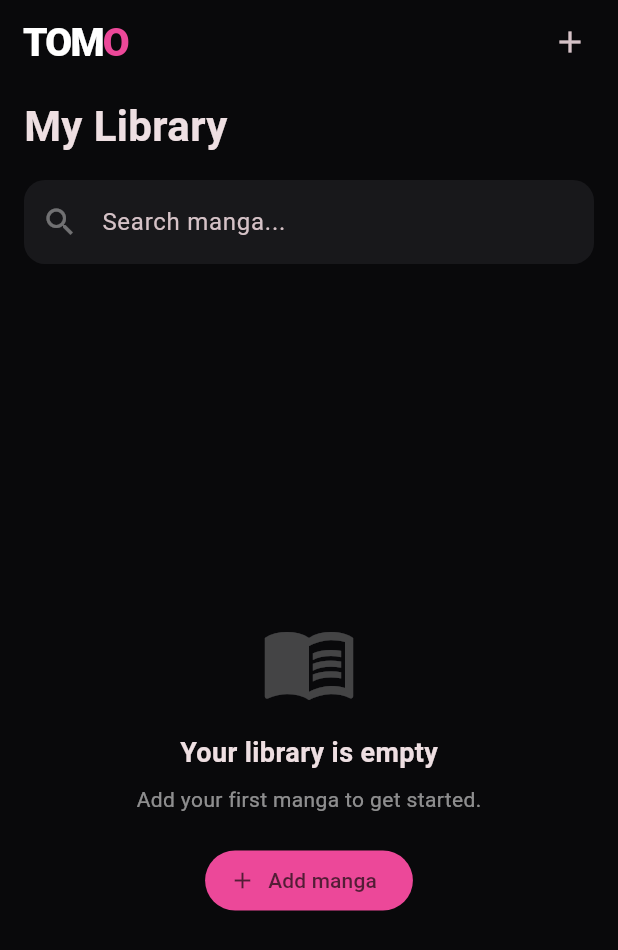
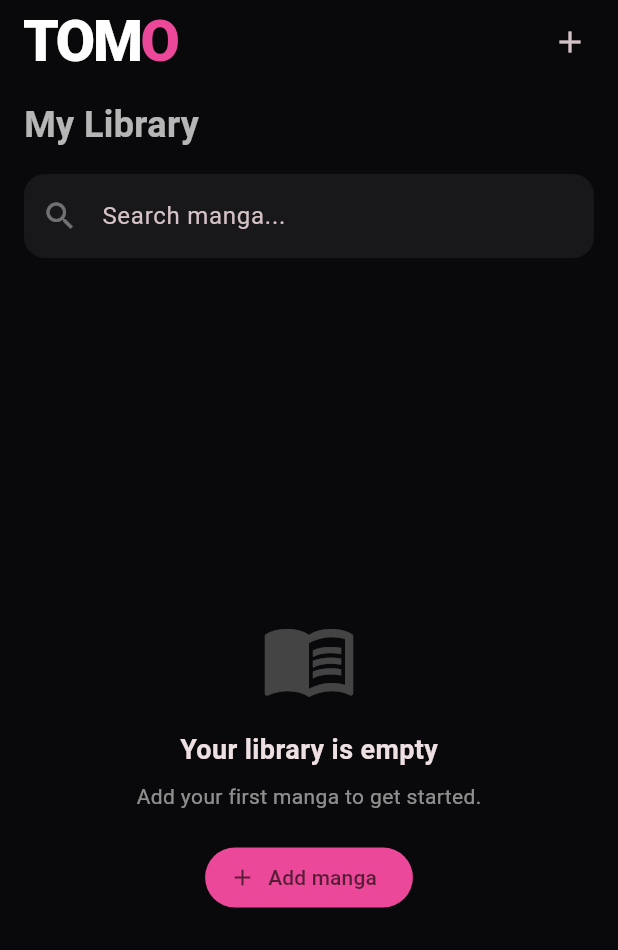
Before and after one commit to atanmontes/tomo-apk, a Flutter app: the screen it shows after launch, on a phone screen of 412 x 824 dp. Shown: the top 950 px of the screen. Run offline on Flutter 3.47's test engine with Material 3 defaults, Android fonts, the phone set to English and light mode, and no system bars; our stand-ins replace shared_preferences.

Commit message:
TOMO Lector Independiente Funcional

```diff
--- a/lib/pages/home_page.dart
+++ b/lib/pages/home_page.dart
@@ -222,7 +222,7 @@ class _HomePageState extends State<HomePage> {
                     keyboardType: TextInputType.url,
                     decoration: InputDecoration(
                       hintText:
-                          'https://weebcentral.com/series/...',
+                          '[https://weebcentral.com/series/](https://weebcentral.com/series/)...',
                       filled: true,
                       fillColor: tomoBackground,
                       border: OutlineInputBorder(
@@ -314,13 +314,13 @@ class _HomePageState extends State<HomePage> {
         titleSpacing: 16,
         title: RichText(
           text: const TextSpan(
-            style: TextStyle(fontSize: 26),
+            style: TextStyle(fontSize: 38),
             children: [
               TextSpan(
                 text: 'TOM',
                 style: TextStyle(
                   fontWeight: FontWeight.w900,
-                  letterSpacing: -1.2,
+                  letterSpacing: -1.5,
                   color: Colors.white,
                 ),
               ),
@@ -328,7 +328,7 @@ class _HomePageState extends State<HomePage> {
                 text: 'O',
                 style: TextStyle(
                   fontWeight: FontWeight.w900,
-                  letterSpacing: -1.2,
+                  letterSpacing: -1.5,
                   color: tomoPink,
                 ),
               ),
@@ -358,12 +358,13 @@ class _HomePageState extends State<HomePage> {
                   crossAxisAlignment:
                       CrossAxisAlignment.start,
                   children: [
-                    const SizedBox(height: 8),
+                    const SizedBox(height: 10),
                     const Text(
                       'My Library',
                       style: TextStyle(
-                        fontSize: 28,
-                        fontWeight: FontWeight.bold,
+                        fontSize: 24,
+                        fontWeight: FontWeight.w700,
+                        color: Colors.white70,
                       ),
                     ),
                     const SizedBox(height: 16),
```
Also changed, not shown: lib/services/manga/manga_service.dart (+10 -16 lines).
